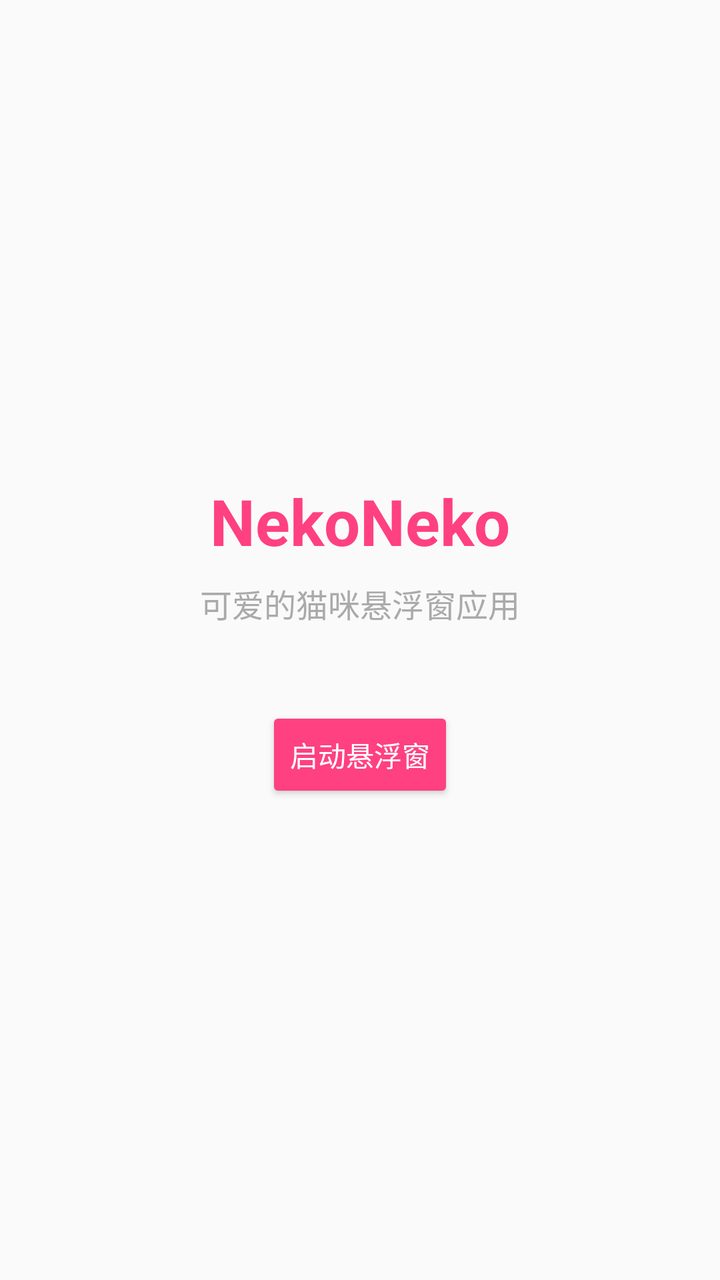
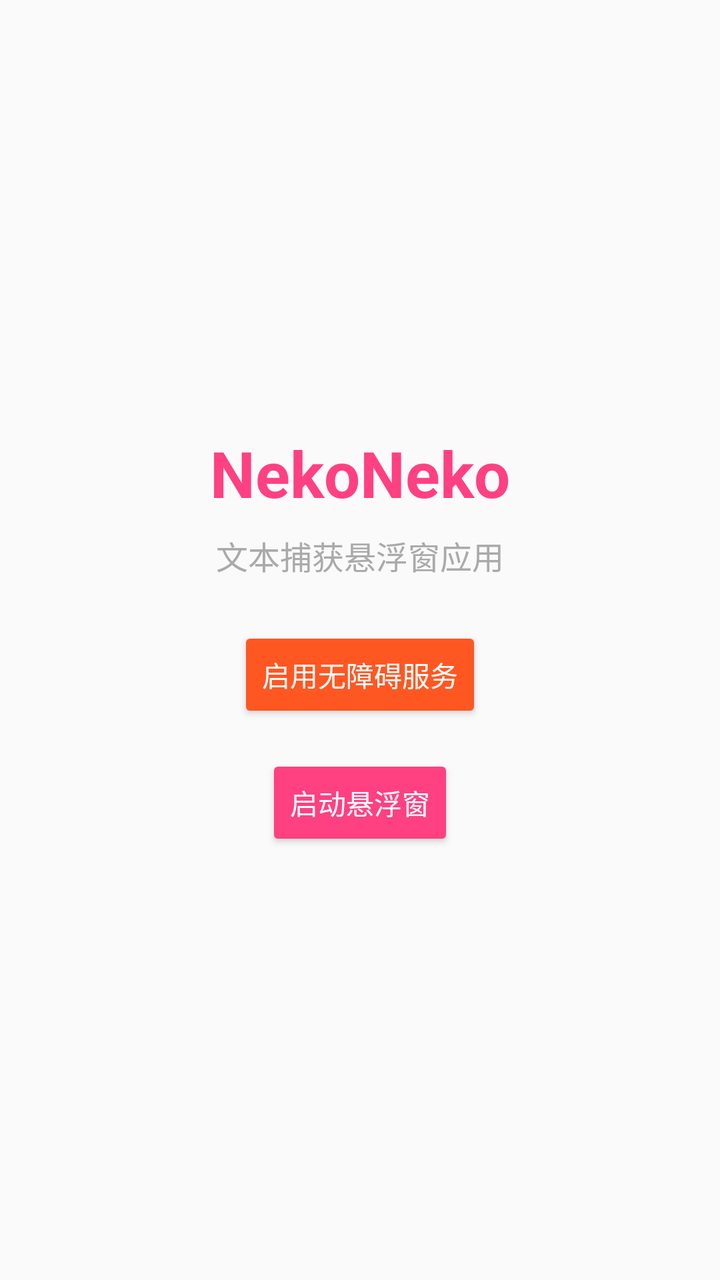

The first picture is an Android layout as it rendered before a commit; the second is the same layout after the commit. The layout source and the unified diff follow.
<!-- AndroidManifest.xml: application theme AppTheme -->
<!-- res/layout/activity_main.xml -->
<?xml version="1.0" encoding="utf-8"?>
<androidx.constraintlayout.widget.ConstraintLayout 
    xmlns:android="http://schemas.android.com/apk/res/android"
    xmlns:app="http://schemas.android.com/apk/res-auto"
    xmlns:tools="http://schemas.android.com/tools"
    android:layout_width="match_parent"
    android:layout_height="match_parent"
    android:padding="24dp"
    tools:context=".MainActivity">

    <TextView
        android:id="@+id/welcome_text"
        android:layout_width="wrap_content"
        android:layout_height="wrap_content"
        android:text="NekoNeko"
        android:textSize="32sp"
        android:textStyle="bold"
        android:textColor="@color/colorPrimary"
        app:layout_constraintBottom_toTopOf="@+id/description_text"
        app:layout_constraintEnd_toEndOf="parent"
        app:layout_constraintStart_toStartOf="parent"
        app:layout_constraintTop_toTopOf="parent"
        app:layout_constraintVertical_chainStyle="packed" />

    <TextView
        android:id="@+id/description_text"
        android:layout_width="wrap_content"
        android:layout_height="wrap_content"
        android:text="可爱的猫咪悬浮窗应用"
        android:textSize="16sp"
        android:textColor="@android:color/darker_gray"
        android:layout_marginTop="8dp"
        android:layout_marginBottom="24dp"
        app:layout_constraintBottom_toTopOf="@+id/floating_window_button"
        app:layout_constraintEnd_toEndOf="parent"
        app:layout_constraintStart_toStartOf="parent"
        app:layout_constraintTop_toBottomOf="@+id/welcome_text" />

    <Button
        android:id="@+id/floating_window_button"
        android:layout_width="wrap_content"
        android:layout_height="wrap_content"
        android:text="启动悬浮窗"
        android:textColor="@android:color/white"
        android:backgroundTint="@color/colorPrimary"
        android:textAllCaps="false"
        android:padding="12dp"
        android:layout_marginTop="16dp"
        app:layout_constraintBottom_toBottomOf="parent"
        app:layout_constraintEnd_toEndOf="parent"
        app:layout_constraintStart_toStartOf="parent"
        app:layout_constraintTop_toBottomOf="@+id/description_text" />

</androidx.constraintlayout.widget.ConstraintLayout>
<!-- resources referenced by this layout -->
<resources>
  <color name="colorPrimary">#FF4081</color>
  <style name="AppTheme" parent="Theme.AppCompat.Light.DarkActionBar">
          
          <item name="colorPrimary">#FF4081</item>
          <item name="colorPrimaryVariant">#FF1744</item>
          <item name="colorOnPrimary">@android:color/white</item>
          <item name="colorSecondary">#FF5722</item>
          <item name="colorSecondaryVariant">#E64A19</item>
          <item name="colorOnSecondary">@android:color/white</item>
      </style>
</resources>

<!-- the commit's change to res/layout/activity_main.xml (unified diff, before → after) -->
@@ -26,15 +26,30 @@
         android:id="@+id/description_text"
         android:layout_width="wrap_content"
         android:layout_height="wrap_content"
-        android:text="可爱的猫咪悬浮窗应用"
+        android:text="文本捕获悬浮窗应用"
         android:textSize="16sp"
         android:textColor="@android:color/darker_gray"
         android:layout_marginTop="8dp"
         android:layout_marginBottom="24dp"
+        app:layout_constraintBottom_toTopOf="@+id/accessibility_button"
+        app:layout_constraintEnd_toEndOf="parent"
+        app:layout_constraintStart_toStartOf="parent"
+        app:layout_constraintTop_toBottomOf="@+id/welcome_text" />
+
+    <Button
+        android:id="@+id/accessibility_button"
+        android:layout_width="wrap_content"
+        android:layout_height="wrap_content"
+        android:text="启用无障碍服务"
+        android:textColor="@android:color/white"
+        android:backgroundTint="#FF5722"
+        android:textAllCaps="false"
+        android:padding="12dp"
+        android:layout_marginBottom="16dp"
         app:layout_constraintBottom_toTopOf="@+id/floating_window_button"
         app:layout_constraintEnd_toEndOf="parent"
         app:layout_constraintStart_toStartOf="parent"
-        app:layout_constraintTop_toBottomOf="@+id/welcome_text" />
+        app:layout_constraintTop_toBottomOf="@+id/description_text" />
 
     <Button
         android:id="@+id/floating_window_button"
@@ -45,10 +60,9 @@
         android:backgroundTint="@color/colorPrimary"
         android:textAllCaps="false"
         android:padding="12dp"
-        android:layout_marginTop="16dp"
         app:layout_constraintBottom_toBottomOf="parent"
         app:layout_constraintEnd_toEndOf="parent"
         app:layout_constraintStart_toStartOf="parent"
-        app:layout_constraintTop_toBottomOf="@+id/description_text" />
+        app:layout_constraintTop_toBottomOf="@+id/accessibility_button" />
 
 </androidx.constraintlayout.widget.ConstraintLayout>
